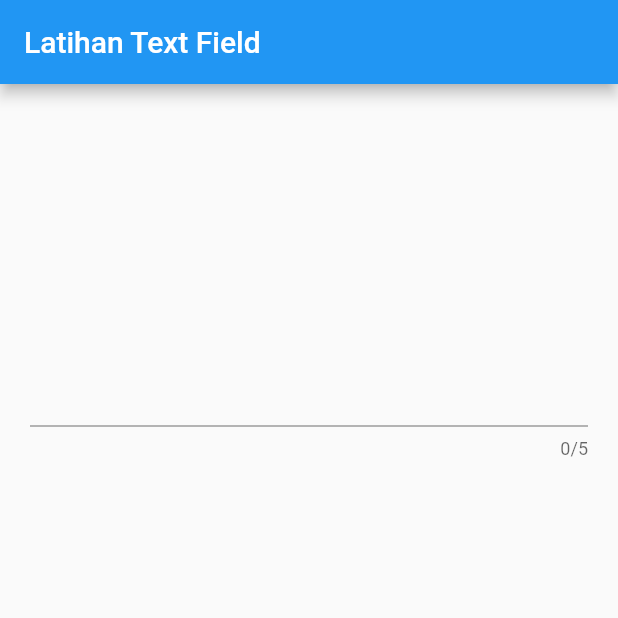
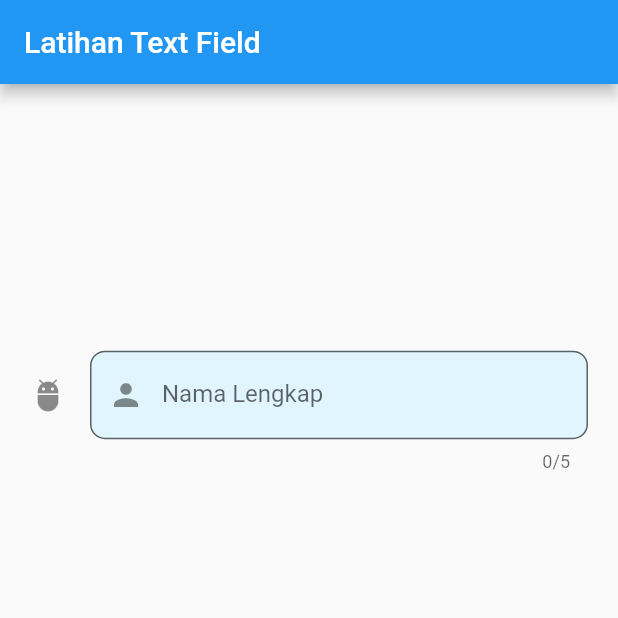
Before and after one commit to hanifiamdev/demo-flutter, a Flutter app: the screen it shows after launch, on a phone screen of 412 x 824 dp, the top half of it. Run offline on Flutter 3.47's test engine with Material 2 defaults, Android fonts, the phone set to English and light mode, and no system bars.

Commit message:
TextField - Decoration

```diff
--- a/textfield_widget/lib/main.dart
+++ b/textfield_widget/lib/main.dart
@@ -23,6 +23,25 @@ class _MyAppState extends State<MyApp> {
             mainAxisAlignment: MainAxisAlignment.spaceAround,
             children: <Widget>[
               TextField(
+                decoration: InputDecoration(
+                    fillColor: Colors.lightBlue[50],
+                    filled: true,
+                    icon: Icon(Icons.adb),
+                    suffix: Container(
+                      width: 5,
+                      height: 5,
+                      color: Colors.red,
+                    ),
+                    prefixIcon: Icon(Icons.person), //include Icon in fieldText
+                    prefixText: "Name: ",
+                    hintText: "Nama lengkapnya lho..",
+                    prefixStyle: TextStyle(
+                        color: Colors.blue, fontWeight: FontWeight.w600),
+                    labelText: "Nama Lengkap",
+                    border: OutlineInputBorder(
+                        borderRadius: BorderRadius.circular(
+                            10)) // InputBorder.none = hilang garisnya
+                    ),
                 //obscureText: true, // mengganti dewngan text yang diketik ....
                 maxLength: 5, // maksimal text
                 onChanged: (value) {
@@ -31,7 +50,7 @@ class _MyAppState extends State<MyApp> {
                 },
                 controller: controller,
               ),
-              Text(controller.text)
+              Text(controller.text) // membaca inputan text
             ],
           ),
         ),
```
